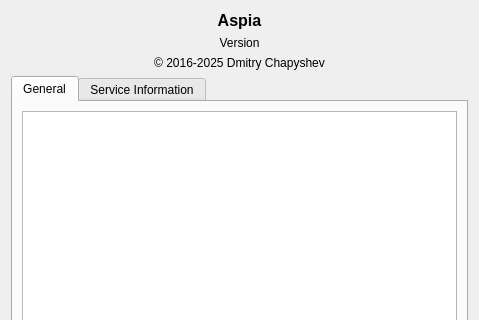
dchapyshev/aspia, file source/common/ui/about_dialog.ui: the form before one commit; both pictures show x 0 to 479 and y 0 to 320 of the 479 by 574 pixel window.
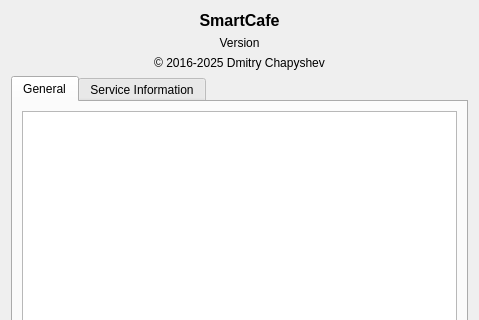
The form after the commit. Icons and pictures are not drawn.

Commit message:
Rebrand to SmartCafe
- Replace Aspia branding in UI, resources and installer translations

- Rename output binaries/services to smartcafe_* and update WiX/build scripts

- Update client session title after connect to show host computer name

Patch:
```diff
--- a/source/common/ui/about_dialog.ui
+++ b/source/common/ui/about_dialog.ui
@@ -23,7 +23,7 @@
       </font>
      </property>
      <property name="text">
-      <string notr="true">Aspia</string>
+      <string notr="true">SmartCafe</string>
      </property>
      <property name="alignment">
       <set>Qt::AlignmentFlag::AlignCenter</set>
```
The commit also changes 1085 other files.
